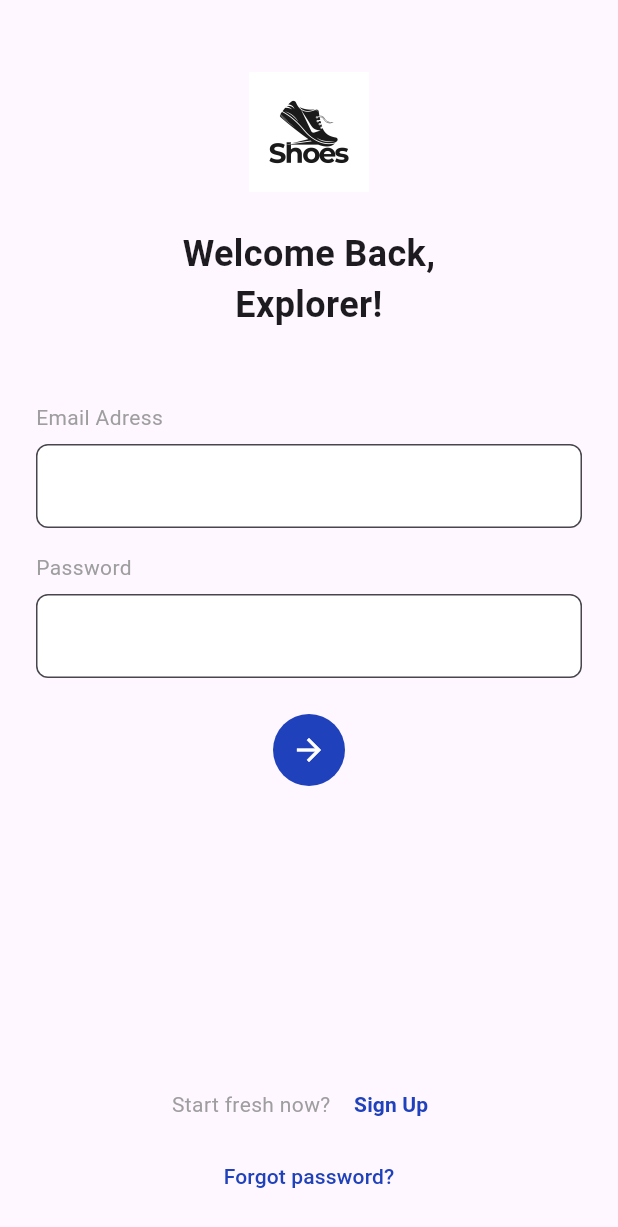
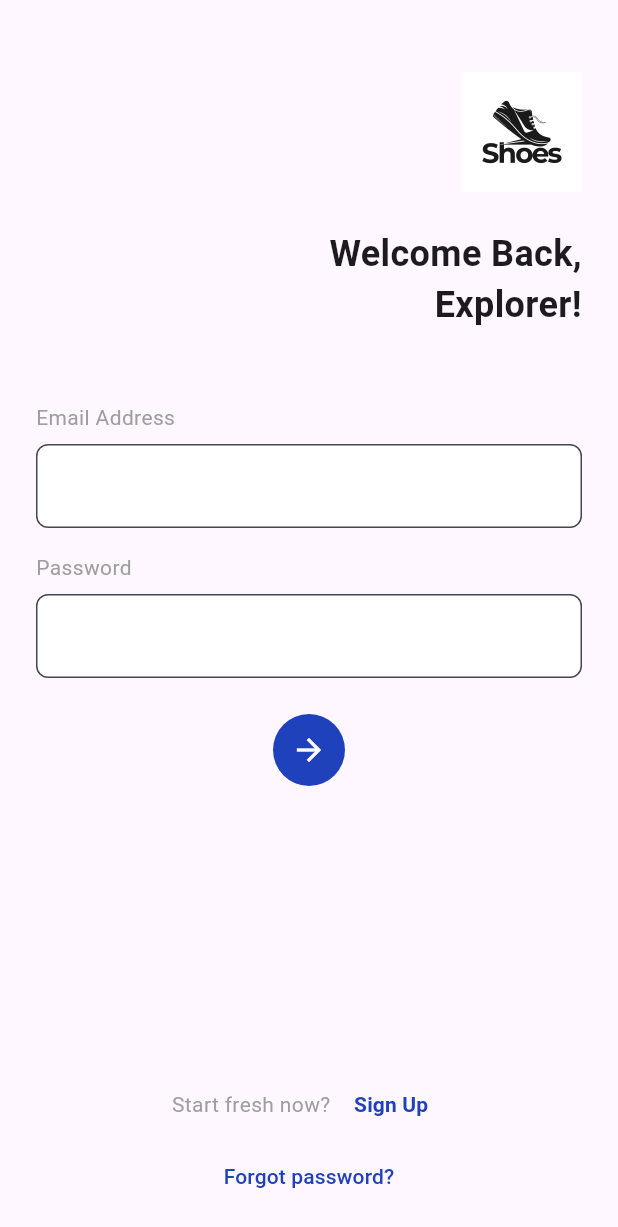
Before and after one commit to Eosiner/Shoes, a Flutter app: the SignInScreen screen opened directly, on a phone screen of 412 x 824 dp. Shown: the top 1227 px of the screen. Run offline on Flutter 3.47's test engine with Material 3 defaults, Android fonts, the phone set to English and light mode, and no system bars.

Commit message:
8-10-2024, 9:35

```diff
--- /dev/null
+++ b/lib/views/signinempty.dart
@@ -0,0 +1,156 @@
+import 'package:flutter/material.dart';
+
+void main() {
+  runApp(const MyApp());
+}
+
+class MyApp extends StatelessWidget {
+  const MyApp({super.key});
+
+  @override
+  Widget build(BuildContext context) {
+    return MaterialApp(
+      debugShowCheckedModeBanner: false,
+      theme: ThemeData(
+        primarySwatch: Colors.blue,
+      ),
+      home: const SignInScreen(),
+    );
+  }
+}
+
+class SignInScreen extends StatelessWidget {
+  const SignInScreen({super.key});
+
+  @override
+  Widget build(BuildContext context) {
+    return Scaffold(
+      body: SafeArea(
+        child: Padding(
+          padding: const EdgeInsets.symmetric(horizontal: 24.0),
+          child: Column(
+            crossAxisAlignment: CrossAxisAlignment.start,
+            children: [
+              const SizedBox(height: 48),
+              Align(
+                alignment: Alignment.centerRight, // Mengatur gambar ke kanan
+                child: Image.asset(
+                  'assets/shoeslogo.jpg',
+                  height: 80,
+                ),
+              ),
+              const SizedBox(height: 24),
+              Align(
+                alignment: Alignment.centerRight, // Mengatur teks ke kanan
+                child: const Text(
+                  'Welcome Back,\nExplorer!',
+                  textAlign: TextAlign.right,  // Teks diratakan ke kanan
+                  style: TextStyle(
+                    fontSize: 24,
+                    fontWeight: FontWeight.bold,
+                  ),
+                ),
+              ),
+              const SizedBox(height: 48),
+              const Text(
+                'Email Address',
+                style: TextStyle(
+                  color: Colors.grey,
+                ),
+              ),
+              const SizedBox(height: 8),
+              TextField(
+                decoration: InputDecoration(
+                  border: OutlineInputBorder(
+                    borderRadius: BorderRadius.circular(8),
+                    borderSide: const BorderSide(width: 1, color: Colors.black),
+                  ),
+                  filled: true,
+                  fillColor: Colors.white,
+                ),
+              ),
+              const SizedBox(height: 16),
+              const Text(
+                'Password',
+                style: TextStyle(
+                  color: Colors.grey,
+                ),
+              ),
+              const SizedBox(height: 8),
+              TextField(
+                obscureText: true,
+                decoration: InputDecoration(
+                  border: OutlineInputBorder(
+                    borderRadius: BorderRadius.circular(8),
+                    borderSide: const BorderSide(width: 1, color: Colors.black),
+                  ),
+                  filled: true,
+                  fillColor: Colors.white,
+                ),
+              ),
+              const SizedBox(height: 24),
+              Align(
+                alignment: Alignment.centerRight,
+                child: GestureDetector(
+                  onTap: () {
+                    // Tambahkan navigasi atau aksi di sini
+                  },
+                  child: Container(
+                    alignment: Alignment.center,
+                    decoration: const BoxDecoration(
+                      shape: BoxShape.circle,
+                      color: Color(0xFF1F41BB),
+                    ),
+                    child: const Padding(
+                      padding: EdgeInsets.all(12.0),
+                      child: Icon(
+                        Icons.arrow_forward,
+                        color: Colors.white,
+                      ),
+                    ),
+                  ),
+                ),
+              ),
+              const Spacer(),
+              Row(
+                mainAxisAlignment: MainAxisAlignment.center,
+                children: [
+                  const Text(
+                    'Start fresh now? ',
+                    style: TextStyle(color: Colors.grey),
+                  ),
+                  TextButton(
+                    onPressed: () {
+                      // Tambahkan aksi untuk tombol Sign Up di sini
+                    },
+                    child: const Text(
+                      'Sign Up',
+                      style: TextStyle(
+                        color: Color(0xFF1F41BB),
+                        fontWeight: FontWeight.bold,
+                      ),
+                    ),
+                  ),
+                ],
+              ),
+              Center(
+                child: TextButton(
+                  onPressed: () {
+                    // Tambahkan aksi untuk tombol Forgot Password di sini
+                  },
+                  child: const Text(
+                    'Forgot password?',
+                    style: TextStyle(
+                      color: Color(0xFF1F41BB),
+                    ),
+                  ),
+                ),
+              ),
+              const SizedBox(height: 16),
+            ],
+          ),
+        ),
+      ),
+    );
+  }
+}
--- a/lib/views/SplashScreen.dart
+++ b/lib/views/signinfilled.dart
@@ -1,4 +1,5 @@
 import 'package:flutter/material.dart';
+import 'splashscreen.dart';
 
 void main() {
   runApp(const MyApp());
@@ -113,7 +114,8 @@ class SignInScreen extends StatelessWidget {
                     style: TextStyle(color: Colors.grey),
                   ),
                   TextButton(
-                    onPressed: () {},
+                    onPressed: () {
+                    },
                     child: const Text(
                       'Sign Up',
                       style: TextStyle(
```
Also changed, not shown: lib/views/confirmationsignup.dart (added, +109 -0 lines), lib/views/signup.dart (renamed from lib/views/SignUp.dart, +16 -16 lines), lib/views/signupwphoto.dart (added, +179 -0 lines), assets/ppgojo.jpg (added), lib/views/splashscreen.dart (renamed from lib/views/SingInEmpty.dart).
